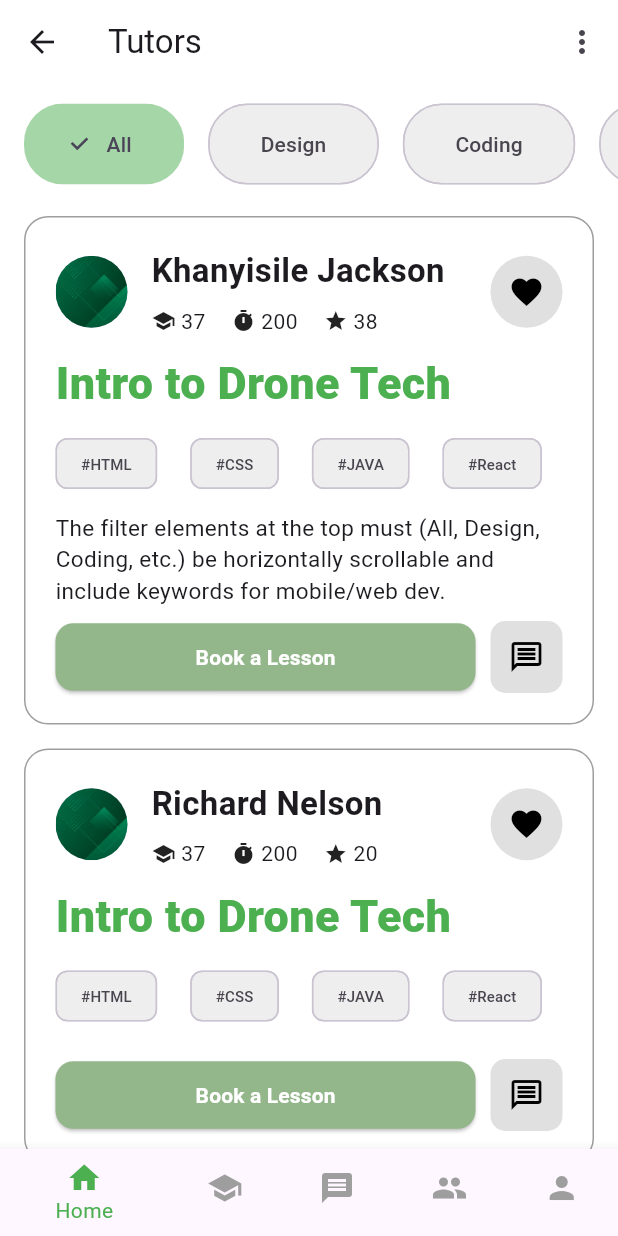
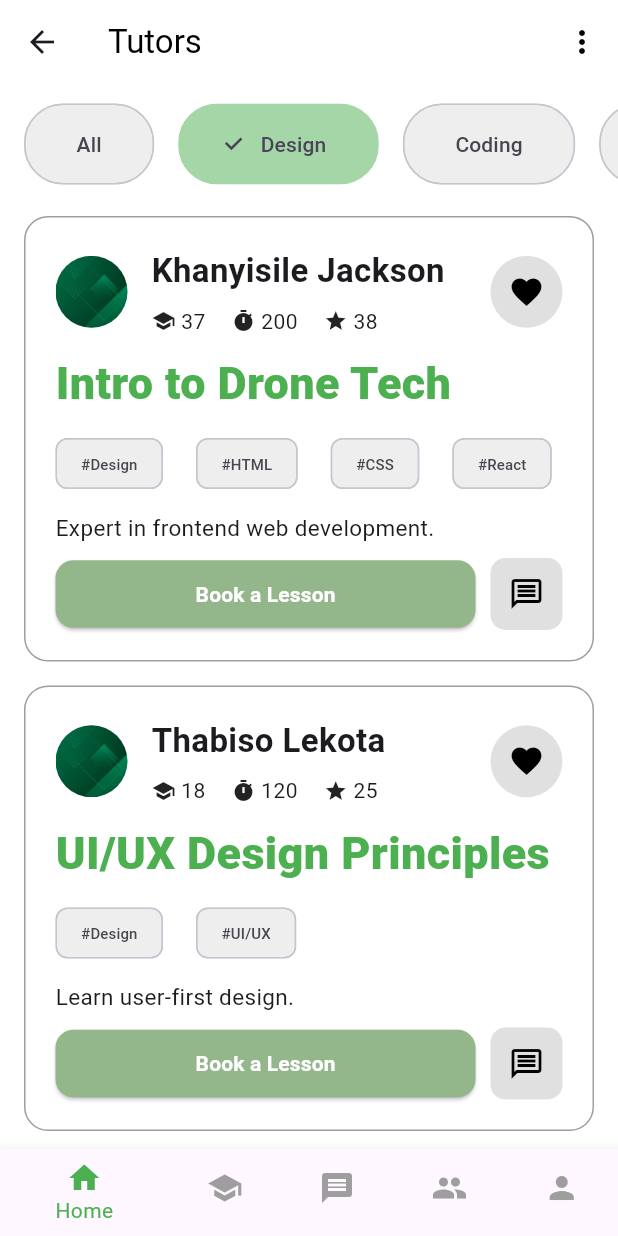
Before and after one commit to X-Reality/Ispani, a Flutter app: the TutorsScreen screen opened directly, after a tap on "Design", on a phone screen of 412 x 824 dp. Run offline on Flutter 3.47's test engine with Material 3 defaults, Android fonts, the phone set to English and light mode, and no system bars; our stand-ins replace fl_chart, timeline_tile, youtube_player_flutter.

Commit message:
added filter thing

```diff
--- a/lib/TutoringScreen.dart
+++ b/lib/TutoringScreen.dart
@@ -1,18 +1,77 @@
 import 'package:flutter/material.dart';
 import 'TutoringProfileScreen.dart';
 
-class TutorsScreen extends StatelessWidget {
+class TutorsScreen extends StatefulWidget {
   const TutorsScreen({super.key});
 
   @override
+  State<TutorsScreen> createState() => _TutorsScreenState();
+}
+
+class _TutorsScreenState extends State<TutorsScreen> {
+  final List<String> categories = [
+    "All", "Design", "Coding", "Mobile", "Web", "Flutter", "JavaScript", "React", "Dart"
+  ];
+
+  int selectedCategoryIndex = 0;
+
+  final List<Map<String, dynamic>> allTutors = [
+    {
+      'name': 'Khanyisile Jackson',
+      'subject': 'Intro to Drone Tech',
+      'tags': ['Design', 'HTML', 'CSS', 'React'],
+      'students': 37,
+      'reviews': 38,
+      'hours': 200,
+      'description': 'Expert in frontend web development.',
+      'avatar': 'assets/backgroung.jpg'
+    },
+    {
+      'name': 'Richard Nelson',
+      'subject': 'Mobile App Development',
+      'tags': ['Flutter', 'Dart', 'Mobile'],
+      'students': 37,
+      'reviews': 20,
+      'hours': 200,
+      'description': '',
+      'avatar': 'assets/backgroung.jpg'
+    },
+    {
+      'name': 'Linda Mokoena',
+      'subject': 'JavaScript Essentials',
+      'tags': ['JavaScript', 'Web', 'React'],
+      'students': 22,
+      'reviews': 15,
+      'hours': 150,
+      'description': 'Build interactive web apps.',
+      'avatar': 'assets/backgroung.jpg'
+    },
+    {
+      'name': 'Thabiso Lekota',
+      'subject': 'UI/UX Design Principles',
+      'tags': ['Design', 'UI/UX'],
+      'students': 18,
+      'reviews': 25,
+      'hours': 120,
+      'description': 'Learn user-first design.',
+      'avatar': 'assets/backgroung.jpg'
+    },
+  ];
+
+  @override
   Widget build(BuildContext context) {
+    final String selectedCategory = categories[selectedCategoryIndex];
+    final List<Map<String, dynamic>> filteredTutors = selectedCategory == 'All'
+        ? allTutors
+        : allTutors.where((tutor) => tutor['tags'].contains(selectedCategory)).toList();
+
     return Scaffold(
       backgroundColor: Colors.white,
       appBar: AppBar(
         backgroundColor: Colors.white,
-        title: const Text('Tutors'),
+        title: const Text('Tutors', style: TextStyle(color: Colors.black)),
         actions: [
-          IconButton(onPressed: () {}, icon: const Icon(Icons.more_vert)),
+          IconButton(onPressed: () {}, icon: const Icon(Icons.more_vert, color: Colors.black)),
         ],
       ),
       bottomNavigationBar: BottomNavigationBar(
@@ -31,14 +90,13 @@ class TutorsScreen extends StatelessWidget {
           const SizedBox(height: 10),
           _buildCategoryFilters(),
           const SizedBox(height: 10),
-          Expanded(child: _buildTutorList(context)), // Pass context here
+          Expanded(child: _buildTutorList(filteredTutors)),
         ],
       ),
     );
   }
 
   Widget _buildCategoryFilters() {
-    final categories = ["All", "Design", "Coding", "Mobile", "Web", "Flutter", "JavaScript", "React", "Dart"];
     return SizedBox(
       height: 60,
       child: ListView.separated(
@@ -47,77 +105,33 @@ class TutorsScreen extends StatelessWidget {
         itemCount: categories.length,
         separatorBuilder: (_, __) => const SizedBox(width: 16),
         itemBuilder: (context, index) {
-          final selected = index == 0;
-          return Container(
-            height: 50,
-            child: ChoiceChip(
-              label: Text(categories[index]),
-              selected: selected,
-              selectedColor: Colors.green[200],
-              padding: const EdgeInsets.symmetric(horizontal: 26, vertical: 16),
-              backgroundColor: Colors.grey[200],
-              shape: RoundedRectangleBorder(
-                borderRadius: BorderRadius.circular(26),
-              ),
-              onSelected: (_) {},
-            ),
+          final isSelected = selectedCategoryIndex == index;
+          return ChoiceChip(
+            label: Text(categories[index]),
+            selected: isSelected,
+            selectedColor: Colors.green[200],
+            padding: const EdgeInsets.symmetric(horizontal: 26, vertical: 16),
+            backgroundColor: Colors.grey[200],
+            shape: RoundedRectangleBorder(borderRadius: BorderRadius.circular(26)),
+            onSelected: (_) {
+              setState(() {
+                selectedCategoryIndex = index;
+              });
+            },
           );
         },
       ),
     );
   }
 
-  Widget _buildTutorList(BuildContext context) {
-    final tutors = [
-      {
-        'name': 'Khanyisile Jackson',
-        'subject': 'Intro to Drone Tech',
-        'tags': ['#HTML', '#CSS', '#JAVA', '#React'],
-        'students': 37,
-        'reviews': 38,
-        'hours': 200,
-        'description': 'The filter elements at the top must (All, Design, Coding, etc.) be horizontally scrollable and include keywords for mobile/web dev.',
-        'avatar': 'assets/backgroung.jpg'
-      },
-      {
-        'name': 'Richard Nelson',
-        'subject': 'Intro to Drone Tech',
-        'tags': ['#HTML', '#CSS', '#JAVA', '#React'],
-        'students': 37,
-        'reviews': 20,
-        'hours': 200,
-        'description': '',
-        'avatar': 'assets/backgroung.jpg'
-      },
-      {
-        'name': 'Richard Nelson',
-        'subject': 'Intro to Drone Tech',
-        'tags': ['#HTML', '#CSS', '#JAVA', '#React'],
-        'students': 37,
-        'reviews': 20,
-        'hours': 200,
-        'description': '',
-        'avatar': 'assets/backgroung.jpg'
-      },
-      {
-        'name': 'Richard Nelson',
-        'subject': 'Intro to Drone Tech',
-        'tags': ['#HTML', '#CSS', '#JAVA', '#React'],
-        'students': 37,
-        'reviews': 20,
-        'hours': 200,
-        'description': '',
-        'avatar': 'assets/backgroung.jpg'
-      },
-    ];
-
+  Widget _buildTutorList(List<Map<String, dynamic>> tutors) {
     return ListView.builder(
       itemCount: tutors.length,
       itemBuilder: (context, index) {
         final tutor = tutors[index];
         return Padding(
           padding: const EdgeInsets.symmetric(horizontal: 16, vertical: 8),
-          child: _tutorCard(context, tutor), // Pass context here
+          child: _tutorCard(context, tutor),
         );
       },
     );
@@ -198,7 +212,7 @@ class TutorsScreen extends StatelessWidget {
                   tutor['tags'].length,
                       (index) => Chip(
                     label: Text(
-                      tutor['tags'][index],
+                      '#${tutor['tags'][index]}',
                       style: const TextStyle(fontSize: 10),
                     ),
                     backgroundColor: Colors.grey[200],
```
